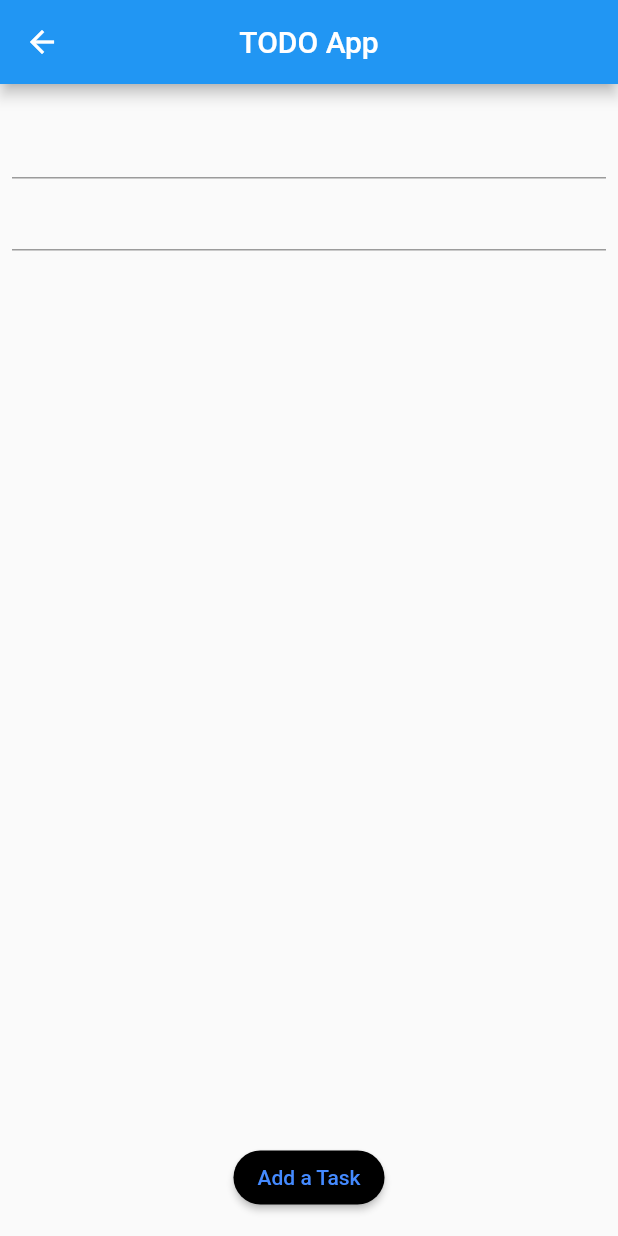
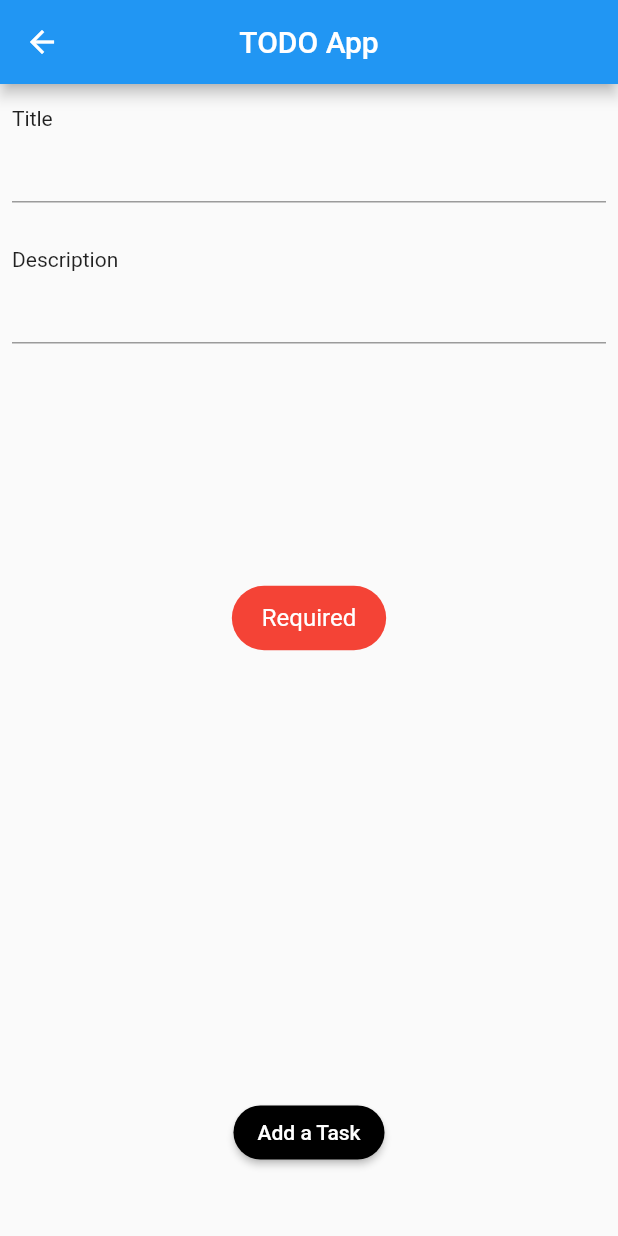
Before and after one commit to harshgupta80700/TODO_provider, a Flutter app: the TaskDetails screen opened by its route, after a tap on "Add a Task", on a phone screen of 412 x 824 dp. Run offline on Flutter 3.47's test engine with Material 2 defaults, Android fonts, the phone set to English and light mode, and no system bars; our stand-ins replace fluttertoast, get_it.

Commit message:
UI customized

```diff
--- a/lib/presentations/TaskCard.dart
+++ b/lib/presentations/TaskCard.dart
@@ -24,7 +24,13 @@ class TaskCard extends StatelessWidget {
             mainAxisAlignment: MainAxisAlignment.spaceBetween,
             children: [
               Text(task.title),
-              Text(task.status.toString())
+              Text(task.status.toString()),
+              IconButton(
+                icon: Icon(Icons.edit,color: Colors.black,),
+                onPressed: (){
+                  Navigator.pushNamed(context, "/taskdetails", arguments: this.task);
+                },
+              )
             ],
           ),
           SizedBox(height: 10,),
--- a/lib/presentations/TaskList.dart
+++ b/lib/presentations/TaskList.dart
@@ -1,6 +1,5 @@
 import 'package:flutter/material.dart';
 import 'package:provider/provider.dart';
-import 'package:provider_practice/locator.dart';
 import 'package:provider_practice/providers/taskprovider.dart';
 
 import 'TaskCard.dart';
@@ -11,8 +10,6 @@ class TaskList extends StatefulWidget {
 }
 
 class _TaskListState extends State<TaskList> {
-
-  //TaskProvider taskProvider = locator<TaskProvider>();
 
   @override
   Widget build(BuildContext context) {
--- a/lib/presentations/Task_Details.dart
+++ b/lib/presentations/Task_Details.dart
@@ -1,8 +1,11 @@
 import 'package:flutter/material.dart';
 import 'package:provider_practice/locator.dart';
+import 'package:provider_practice/models/TaskModel.dart';
 import 'package:provider_practice/services/TaskService.dart';
+import 'package:provider_practice/shared/showtoastmessage.dart';
 
 class TaskDetails extends StatefulWidget {
+
   @override
   _TaskDetailsState createState() => _TaskDetailsState();
 }
@@ -11,8 +14,27 @@ class _TaskDetailsState extends State<TaskDetails> {
 
   TaskService _taskService = locator<TaskService>();
 
+  Task task;
+
   TextEditingController _titleController = TextEditingController();
   TextEditingController _descriptionController = TextEditingController();
+
+  @override
+  void initState() {
+
+    WidgetsBinding.instance.addPostFrameCallback((_) {
+      task = ModalRoute.of(context).settings.arguments;
+      if(task != null){
+        _titleController.text = task.title;
+        _descriptionController.text = task.description;
+        setState(() {
+
+        });
+      }
+    });
+
+    super.initState();
+  }
 
 
   @override
@@ -25,10 +47,14 @@ class _TaskDetailsState extends State<TaskDetails> {
       body: Padding(
         padding:  EdgeInsets.symmetric(horizontal: 8.0, vertical: 15),
         child: Column(
+          crossAxisAlignment: CrossAxisAlignment.start,
           children: [
+            Text("Title"),
             TextFormField(
               controller: _titleController,
             ),
+            SizedBox(height: 30,),
+            Text("Description"),
             TextFormField(
               controller: _descriptionController,
             ),
@@ -36,15 +62,18 @@ class _TaskDetailsState extends State<TaskDetails> {
               child: Column(
                 mainAxisAlignment: MainAxisAlignment.end,
                 children: [
-                  RaisedButton(
+                  Center(
+                    child: RaisedButton(
                       onPressed: _addTask,
                       color: Colors.black,
-                    textColor: Colors.blueAccent,
+                      textColor: Colors.white,
                       shape: RoundedRectangleBorder(
                         borderRadius: BorderRadius.circular(20)
                       ),
-                    child: Text("Add a Task"),
-                  )
+                      child: Text(task==null?"Add a Task":"Update a task"),
+                    ),
+                  ),
+                  SizedBox(height: 30,)
                 ],
               ),
             )
@@ -55,6 +84,10 @@ class _TaskDetailsState extends State<TaskDetails> {
   }
 
   _addTask(){
+
+    if(_titleController.text.length == 0 || _descriptionController.text.length == 0){
+      showToast("Required");
+    }else{
       Map<String,dynamic> map = {
         "title": _titleController.text,
         "description": _descriptionController.text
@@ -63,6 +96,6 @@ class _TaskDetailsState extends State<TaskDetails> {
       _taskService.addTask(map);
 
       Navigator.pop(context);
-
     }
   }
+}
--- /dev/null
+++ b/lib/shared/showtoastmessage.dart
@@ -0,0 +1,15 @@
+import 'package:flutter/material.dart';
+import 'package:fluttertoast/fluttertoast.dart';
+
+
+Future showToast(String msg){
+  return Fluttertoast.showToast(
+      msg: msg,
+      toastLength: Toast.LENGTH_LONG,
+      gravity: ToastGravity.CENTER,
+      timeInSecForIosWeb: 2,
+      backgroundColor: Colors.red,
+      textColor: Colors.white,
+      fontSize: 16.0
+  );
+}
--- a/pubspec.yaml
+++ b/pubspec.yaml
@@ -30,6 +30,7 @@ dependencies:
   cupertino_icons: ^0.1.3
   provider: ^4.3.2+2
   get_it: ^4.0.2
+  fluttertoast: ^7.1.1
   uuid:
 
 dev_dependencies:
```
Also changed, not shown: pubspec.lock. Lines whose indentation alone changed are shown as unchanged.
